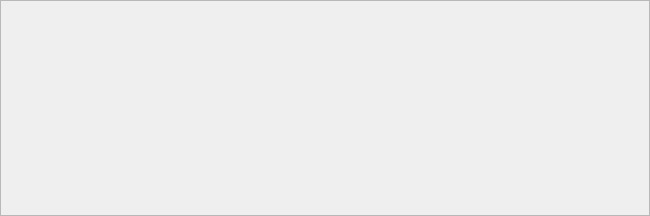
StarixWoS/ReMix, file ui/remix.ui: the form before one commit.
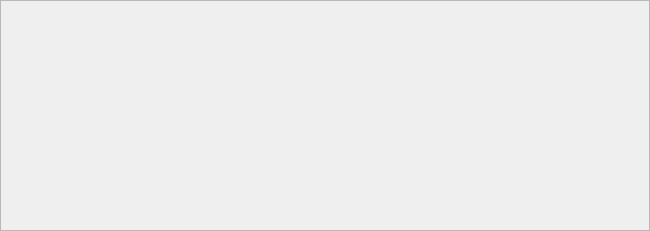
The form after the commit.

Commit message: Fix: Prevent two servers from using the same Name. ( This leads to some pretty fun issues related to Settings. ) Change: Resize the main ReMix UI to more properly accommodate the Tab bar.

```diff
--- a/ui/remix.ui
+++ b/ui/remix.ui
@@ -7,19 +7,19 @@
     <x>0</x>
     <y>0</y>
     <width>650</width>
-    <height>216</height>
+    <height>231</height>
    </rect>
   </property>
   <property name="minimumSize">
    <size>
     <width>0</width>
-    <height>216</height>
+    <height>231</height>
    </size>
   </property>
   <property name="maximumSize">
    <size>
     <width>16777215</width>
-    <height>365</height>
+    <height>370</height>
    </size>
   </property>
   <property name="windowTitle">
```
The commit also changes 6 other files.
